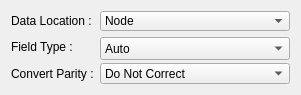
Qt form src/Interface/Modules/Teem/ConvertNrrdToField.ui (SCIInstitute/SCIRun) before a commit.
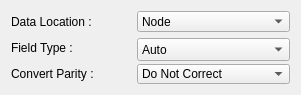
The same form after that commit.

Commit message: Fixing layouts for hi-dpi improvement

```diff
--- a/src/Interface/Modules/Teem/ConvertNrrdToField.ui
+++ b/src/Interface/Modules/Teem/ConvertNrrdToField.ui
@@ -19,7 +19,7 @@
   <property name="windowTitle">
    <string>ConvertNrrdToField</string>
   </property>
-  <layout class="QFormLayout" name="formLayout">
+  <layout class="QGridLayout" name="gridLayout">
    <item row="0" column="0">
     <widget class="QLabel" name="label">
      <property name="text">
```
The commit also changes 13 other files.
